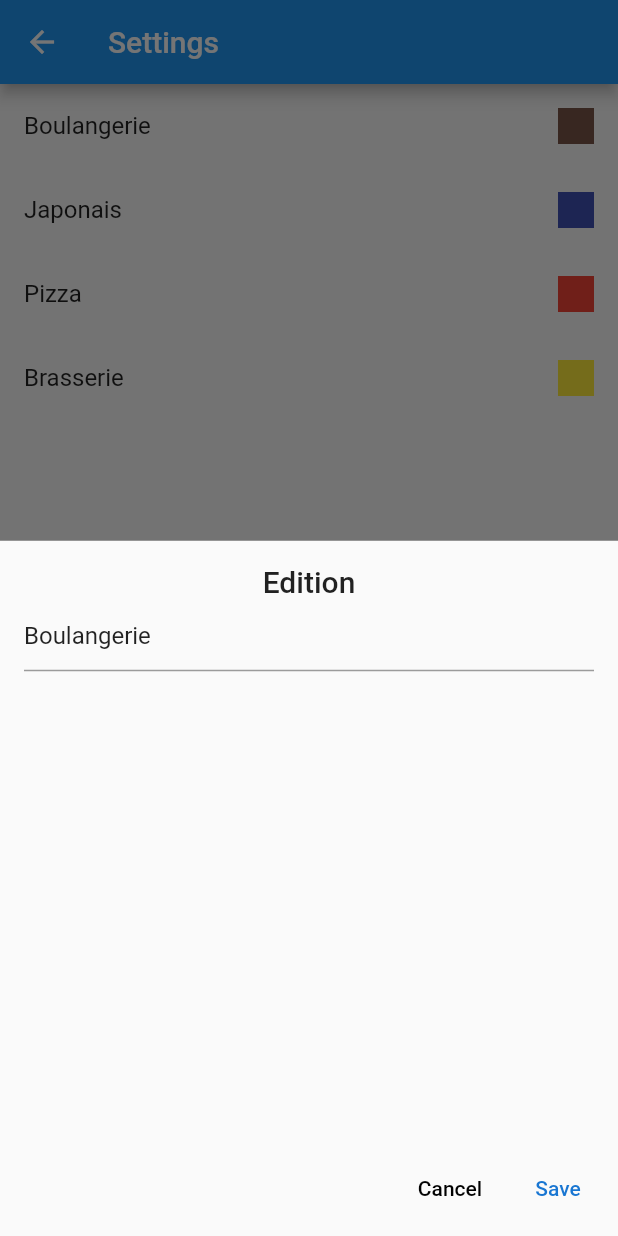
After one commit to nicopico-dev/wheel-of-choice, a Flutter app: the Settings screen opened by its route, after a tap on "Boulangerie", on a phone screen of 412 x 824 dp. The commit adds this screen. Run offline on Flutter 3.47's test engine with Material 2 defaults, Android fonts, the phone set to English and light mode, and no system bars.

Commit message:
Choice editor (name only)

```diff
--- /dev/null
+++ b/lib/choice_editor.dart
@@ -0,0 +1,68 @@
+import 'package:flutter/material.dart';
+import 'package:wheel_of_choice/data.dart';
+
+class ChoiceEditor extends StatefulWidget {
+  final Choice choice;
+  ChoiceEditor({this.choice});
+
+  @override
+  ChoiceEditorState createState() {
+    return new ChoiceEditorState();
+  }
+}
+
+class ChoiceEditorState extends State<ChoiceEditor> {
+  final TextEditingController _textController = TextEditingController();
+
+  @override
+  void initState() {
+    super.initState();
+    _textController.text = widget.choice.name;
+  }
+
+  @override
+  Widget build(BuildContext context) {
+    var theme = Theme.of(context);
+    return Column(
+      children: <Widget>[
+        Padding(
+          padding: const EdgeInsets.all(16.0),
+          child: Column(
+            children: <Widget>[
+              Text(
+                "Edition",
+                style: theme.textTheme.title,
+              ),
+              TextField(
+                controller: _textController,
+                decoration: InputDecoration(hintText: "Choice name"),
+                keyboardType: TextInputType.text,
+              ),
+            ],
+          ),
+        ),
+        Spacer(),
+        ButtonBar(
+          children: <Widget>[
+            FlatButton(
+                child: Text("Cancel"), onPressed: () => _onCancelled(context)),
+            FlatButton(
+                child: Text("Save"),
+                textColor: theme.primaryColorDark,
+                onPressed: () => _onSaved(context)),
+          ],
+        )
+      ],
+    );
+  }
+
+  void _onCancelled(BuildContext context) {
+    Navigator.of(context).pop();
+  }
+
+  void _onSaved(BuildContext context) {
+    // TODO Handle color update
+    var editedChoice = Choice(name: _textController.text, color: widget.choice.color);
+    Navigator.of(context).pop(editedChoice);
+  }
+}
--- a/lib/data.dart
+++ b/lib/data.dart
@@ -12,7 +12,6 @@ class Choice {
 }
 
 class ChoiceData extends ChangeNotifier {
-
   final List<Choice> _choices = <Choice>[
     Choice(name: 'Boulangerie', color: Colors.brown),
     Choice(name: 'Japonais', color: Colors.indigo),
@@ -33,4 +32,11 @@ class ChoiceData extends ChangeNotifier {
     _choices.remove(choice);
     notifyListeners();
   }
+
+  void change({@required Choice from, @required Choice to}) {
+    var index = _choices.indexOf(from);
+    _choices
+      ..removeAt(index)
+      ..insert(index, to);
+  }
 }
--- a/lib/settings.dart
+++ b/lib/settings.dart
@@ -1,5 +1,8 @@
+import 'dart:async';
+
 import 'package:flutter/material.dart';
 import 'package:wheel_of_choice/choice_color_swatch.dart';
+import 'package:wheel_of_choice/choice_editor.dart';
 import 'package:wheel_of_choice/data.dart';
 
 class Settings extends StatefulWidget {
@@ -30,8 +33,9 @@ class _SettingsState extends State<Settings> {
           child: SafeArea(
             child: ListView.builder(
               itemCount: _choices.size,
-              itemBuilder: (context, index) => _buildListItem(
-                  context, _choices[index],
+              itemBuilder: (context, index) => _buildListItem(context,
+                  choice: _choices[index],
+                  onTap: _editChoice,
                   onDismissed: _removeChoice),
             ),
           ),
@@ -42,8 +46,10 @@ class _SettingsState extends State<Settings> {
     );
   }
 
-  Widget _buildListItem(BuildContext context, Choice choice,
-      {Function(BuildContext, Choice) onDismissed}) {
+  Widget _buildListItem(BuildContext context,
+      {@required Choice choice,
+      Function(BuildContext, Choice) onTap,
+      Function(BuildContext, Choice) onDismissed}) {
     var removingText = Text(
       "Supprimer",
       style: TextStyle(fontWeight: FontWeight.bold, color: Colors.white),
@@ -52,7 +58,8 @@ class _SettingsState extends State<Settings> {
       key: Key(choice.name),
       child: ListTile(
           title: Text(choice.name),
-          trailing: ChoiceColorSwatch(color: choice.color)),
+          trailing: ChoiceColorSwatch(color: choice.color),
+          onTap: () => onTap(context, choice)),
       background: new Container(
         color: Colors.red,
         padding: EdgeInsets.symmetric(horizontal: 8.0),
@@ -105,10 +112,37 @@ class _SettingsState extends State<Settings> {
 
   void _addNewChoice() {
     if (_newChoiceTextController.text.isEmpty) return;
-    var newChoice = Choice(name: _newChoiceTextController.text);
+    var choiceName = _newChoiceTextController.text;
+    var choiceColor = _colors[_choices.size % _colors.length];
+    var newChoice = Choice(name: choiceName, color: choiceColor);
     _newChoiceTextController.clear();
     setState(() {
       _choices.add(newChoice);
     });
   }
+
+  void _editChoice(BuildContext context, final Choice choice) {
+    final futureChoice = showModalBottomSheet(
+        context: context, builder: (context) => ChoiceEditor(choice: choice));
+    futureChoice.then((editedChoice) {
+      if (editedChoice is Choice) {
+        setState(() {
+          _choices.change(from: choice, to: editedChoice);
+        });
+      }
+    });
+  }
 }
+
+final _colors = <Color>[
+  Colors.brown,
+  Colors.indigo,
+  Colors.red,
+  Colors.yellow,
+  Colors.cyan,
+  Colors.green,
+  Colors.amber,
+  Colors.blue,
+  Colors.deepPurple,
+  Colors.teal
+];
```
